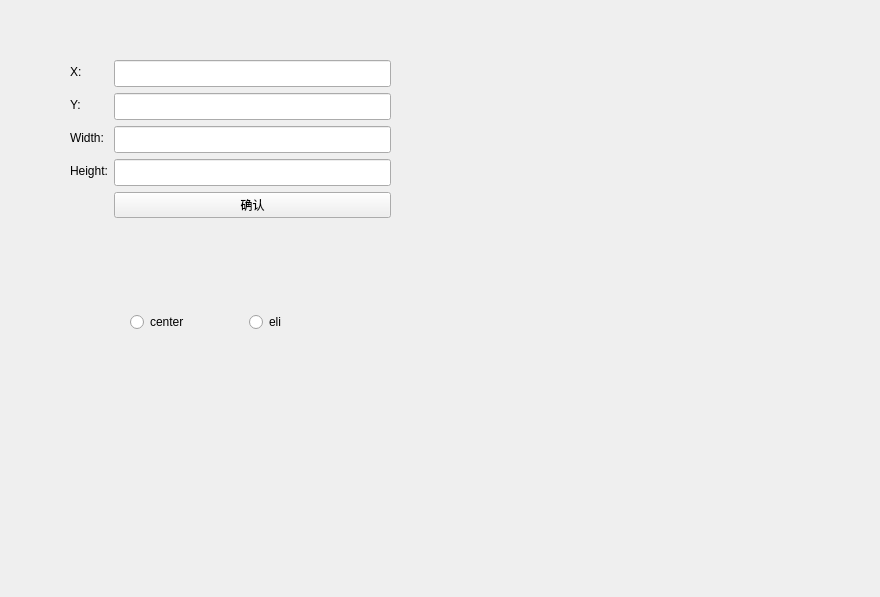
Above: app/choose_form.ui from GuoHR03/QT_EVENTMAMBA before the change. Below: the same form after it.
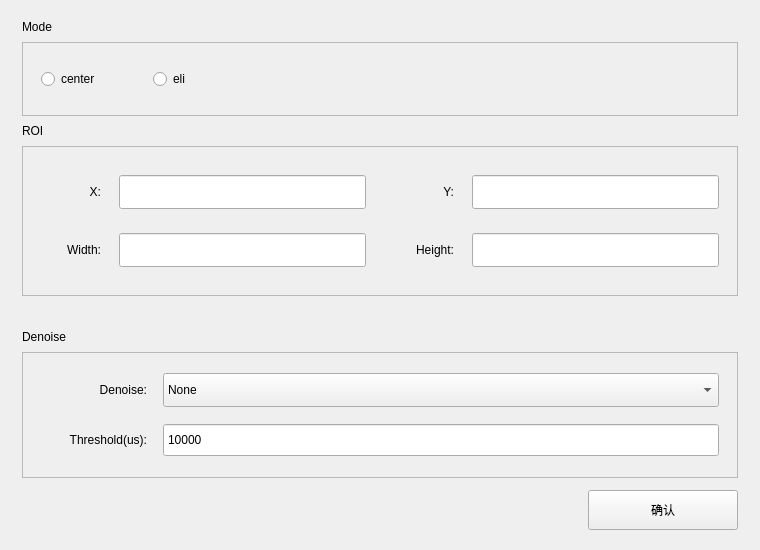
That is the form after the change.

Patch:
```diff
--- a/app/choose_form.ui
+++ b/app/choose_form.ui
@@ -6,126 +6,458 @@
    <rect>
     <x>0</x>
     <y>0</y>
-    <width>880</width>
-    <height>597</height>
+    <width>760</width>
+    <height>550</height>
    </rect>
   </property>
+  <property name="minimumSize">
+   <size>
+    <width>660</width>
+    <height>510</height>
+   </size>
+  </property>
   <property name="windowTitle">
    <string>选择窗口</string>
   </property>
-  <widget class="QWidget" name="layoutWidget">
-   <property name="geometry">
-    <rect>
-     <x>70</x>
-     <y>60</y>
-     <width>321</width>
-     <height>158</height>
-    </rect>
+  <layout class="QVBoxLayout" name="choose_main_layout">
+   <property name="leftMargin">
+    <number>22</number>
    </property>
-   <layout class="QFormLayout" name="formLayout">
-    <item row="0" column="0">
-     <widget class="QLabel" name="X_label">
-      <property name="text">
-       <string>X:</string>
+   <property name="topMargin">
+    <number>20</number>
+   </property>
+   <property name="rightMargin">
+    <number>22</number>
+   </property>
+   <property name="bottomMargin">
+    <number>20</number>
+   </property>
+   <property name="spacing">
+    <number>8</number>
+   </property>
+   <item>
+    <widget class="QLabel" name="mode_title_label">
+     <property name="text">
+      <string>Mode</string>
+     </property>
+    </widget>
+   </item>
+   <item>
+    <widget class="QFrame" name="mode_card_frame">
+     <property name="minimumSize">
+      <size>
+       <width>0</width>
+       <height>74</height>
+      </size>
+     </property>
+     <property name="frameShape">
+      <enum>QFrame::Shape::StyledPanel</enum>
+     </property>
+     <layout class="QHBoxLayout" name="mode_layout">
+      <property name="leftMargin">
+       <number>18</number>
       </property>
-     </widget>
-    </item>
-    <item row="0" column="1">
-     <widget class="QLineEdit" name="X_edit">
-      <property name="sizePolicy">
-       <sizepolicy hsizetype="Expanding" vsizetype="Expanding">
-        <horstretch>0</horstretch>
-        <verstretch>0</verstretch>
-       </sizepolicy>
+      <property name="topMargin">
+       <number>14</number>
       </property>
-     </widget>
-    </item>
-    <item row="1" column="0">
-     <widget class="QLabel" name="Y_label">
-      <property name="text">
-       <string>Y:</string>
+      <property name="rightMargin">
+       <number>18</number>
       </property>
-     </widget>
-    </item>
-    <item row="1" column="1">
-     <widget class="QLineEdit" name="Y_edit">
-      <property name="sizePolicy">
-       <sizepolicy hsizetype="Expanding" vsizetype="Expanding">
-        <horstretch>0</horstretch>
-        <verstretch>0</verstretch>
-       </sizepolicy>
+      <property name="bottomMargin">
+       <number>14</number>
       </property>
-     </widget>
-    </item>
-    <item row="2" column="0">
-     <widget class="QLabel" name="Width_label">
-      <property name="text">
-       <string>Width:</string>
+      <property name="spacing">
+       <number>18</number>
       </property>
-     </widget>
-    </item>
-    <item row="2" column="1">
-     <widget class="QLineEdit" name="Width_edit">
-      <property name="sizePolicy">
-       <sizepolicy hsizetype="Expanding" vsizetype="Expanding">
-        <horstretch>0</horstretch>
-        <verstretch>0</verstretch>
-       </sizepolicy>
+      <item>
+       <widget class="QRadioButton" name="center_radioButton">
+        <property name="minimumSize">
+         <size>
+          <width>94</width>
+          <height>34</height>
+         </size>
+        </property>
+        <property name="text">
+         <string>center</string>
+        </property>
+       </widget>
+      </item>
+      <item>
+       <widget class="QRadioButton" name="eli_radioButton">
+        <property name="minimumSize">
+         <size>
+          <width>74</width>
+          <height>34</height>
+         </size>
+        </property>
+        <property name="text">
+         <string>eli</string>
+        </property>
+       </widget>
+      </item>
+      <item>
+       <spacer name="mode_horizontal_spacer">
+        <property name="orientation">
+         <enum>Qt::Orientation::Horizontal</enum>
+        </property>
+        <property name="sizeHint" stdset="0">
+         <size>
+          <width>40</width>
+          <height>20</height>
+         </size>
+        </property>
+       </spacer>
+      </item>
+     </layout>
+    </widget>
+   </item>
+   <item>
+    <widget class="QLabel" name="roi_title_label">
+     <property name="text">
+      <string>ROI</string>
+     </property>
+    </widget>
+   </item>
+   <item>
+    <widget class="QFrame" name="roi_card_frame">
+     <property name="minimumSize">
+      <size>
+       <width>0</width>
+       <height>150</height>
+      </size>
+     </property>
+     <property name="frameShape">
+      <enum>QFrame::Shape::StyledPanel</enum>
+     </property>
+     <layout class="QGridLayout" name="roi_grid_layout">
+      <property name="leftMargin">
+       <number>18</number>
       </property>
-     </widget>
-    </item>
-    <item row="3" column="0">
-     <widget class="QLabel" name="Height_label">
-      <property name="text">
-       <string>Height:</string>
+      <property name="topMargin">
+       <number>18</number>
       </property>
-     </widget>
-    </item>
-    <item row="3" column="1">
-     <widget class="QLineEdit" name="Height_edit">
-      <property name="sizePolicy">
-       <sizepolicy hsizetype="Expanding" vsizetype="Expanding">
-        <horstretch>0</horstretch>
-        <verstretch>0</verstretch>
-       </sizepolicy>
+      <property name="rightMargin">
+       <number>18</number>
       </property>
-     </widget>
-    </item>
-    <item row="4" column="1">
-     <widget class="QPushButton" name="select_roi_button">
-      <property name="text">
-       <string>确认</string>
+      <property name="bottomMargin">
+       <number>18</number>
       </property>
-     </widget>
-    </item>
-   </layout>
-  </widget>
-  <widget class="QWidget" name="">
-   <property name="geometry">
-    <rect>
-     <x>130</x>
-     <y>310</y>
-     <width>231</width>
-     <height>25</height>
-    </rect>
-   </property>
-   <layout class="QHBoxLayout" name="horizontalLayout">
-    <item>
-     <widget class="QRadioButton" name="center_radioButton">
-      <property name="text">
-       <string>center</string>
+      <property name="horizontalSpacing">
+       <number>18</number>
       </property>
-     </widget>
-    </item>
-    <item>
-     <widget class="QRadioButton" name="eli_radioButton">
-      <property name="text">
-       <string>eli</string>
+      <property name="verticalSpacing">
+       <number>14</number>
       </property>
-     </widget>
-    </item>
-   </layout>
-  </widget>
+      <item row="0" column="0">
+       <widget class="QLabel" name="X_label">
+        <property name="minimumSize">
+         <size>
+          <width>60</width>
+          <height>32</height>
+         </size>
+        </property>
+        <property name="text">
+         <string>X:</string>
+        </property>
+        <property name="alignment">
+         <set>Qt::AlignmentFlag::AlignRight|Qt::AlignmentFlag::AlignTrailing|Qt::AlignmentFlag::AlignVCenter</set>
+        </property>
+       </widget>
+      </item>
+      <item row="0" column="1">
+       <widget class="QLineEdit" name="X_edit">
+        <property name="minimumSize">
+         <size>
+          <width>180</width>
+          <height>34</height>
+         </size>
+        </property>
+       </widget>
+      </item>
+      <item row="0" column="2">
+       <widget class="QLabel" name="Y_label">
+        <property name="minimumSize">
+         <size>
+          <width>70</width>
+          <height>32</height>
+         </size>
+        </property>
+        <property name="text">
+         <string>Y:</string>
+        </property>
+        <property name="alignment">
+         <set>Qt::AlignmentFlag::AlignRight|Qt::AlignmentFlag::AlignTrailing|Qt::AlignmentFlag::AlignVCenter</set>
+        </property>
+       </widget>
+      </item>
+      <item row="0" column="3">
+       <widget class="QLineEdit" name="Y_edit">
+        <property name="minimumSize">
+         <size>
+          <width>180</width>
+          <height>34</height>
+         </size>
+        </property>
+       </widget>
+      </item>
+      <item row="1" column="0">
+       <widget class="QLabel" name="Width_label">
+        <property name="minimumSize">
+         <size>
+          <width>60</width>
+          <height>32</height>
+         </size>
+        </property>
+        <property name="text">
+         <string>Width:</string>
+        </property>
+        <property name="alignment">
+         <set>Qt::AlignmentFlag::AlignRight|Qt::AlignmentFlag::AlignTrailing|Qt::AlignmentFlag::AlignVCenter</set>
+        </property>
+       </widget>
+      </item>
+      <item row="1" column="1">
+       <widget class="QLineEdit" name="Width_edit">
+        <property name="minimumSize">
+         <size>
+          <width>180</width>
+          <height>34</height>
+         </size>
+        </property>
+       </widget>
+      </item>
+      <item row="1" column="2">
+       <widget class="QLabel" name="Height_label">
+        <property name="minimumSize">
+         <size>
+          <width>70</width>
+          <height>32</height>
+         </size>
+        </property>
+        <property name="text">
+         <string>Height:</string>
+        </property>
+        <property name="alignment">
+         <set>Qt::AlignmentFlag::AlignRight|Qt::AlignmentFlag::AlignTrailing|Qt::AlignmentFlag::AlignVCenter</set>
+        </property>
+       </widget>
+      </item>
+      <item row="1" column="3">
+       <widget class="QLineEdit" name="Height_edit">
+        <property name="minimumSize">
+         <size>
+          <width>180</width>
+          <height>34</height>
+         </size>
+        </property>
+       </widget>
+      </item>
+     </layout>
+    </widget>
+   </item>
+   <item>
+    <spacer name="denoise_title_top_spacer">
+     <property name="orientation">
+      <enum>Qt::Orientation::Vertical</enum>
+     </property>
+     <property name="sizeType">
+      <enum>QSizePolicy::Policy::Fixed</enum>
+     </property>
+     <property name="sizeHint" stdset="0">
+      <size>
+       <width>20</width>
+       <height>10</height>
+      </size>
+     </property>
+    </spacer>
+   </item>
+   <item>
+    <widget class="QLabel" name="denoise_title_label">
+     <property name="minimumSize">
+      <size>
+       <width>0</width>
+       <height>30</height>
+      </size>
+     </property>
+     <property name="text">
+      <string>Denoise</string>
+     </property>
+     <property name="alignment">
+      <set>Qt::AlignmentFlag::AlignBottom|Qt::AlignmentFlag::AlignLeading|Qt::AlignmentFlag::AlignLeft</set>
+     </property>
+    </widget>
+   </item>
+   <item>
+    <widget class="QFrame" name="noise_filter_widget">
+     <property name="minimumSize">
+      <size>
+       <width>0</width>
+       <height>126</height>
+      </size>
+     </property>
+     <property name="frameShape">
+      <enum>QFrame::Shape::StyledPanel</enum>
+     </property>
+      <layout class="QGridLayout" name="noise_filter_formLayout">
+      <property name="leftMargin">
+       <number>18</number>
+      </property>
+      <property name="topMargin">
+       <number>18</number>
+      </property>
+      <property name="rightMargin">
+       <number>18</number>
+      </property>
+      <property name="bottomMargin">
+       <number>18</number>
+      </property>
+      <property name="horizontalSpacing">
+       <number>16</number>
+      </property>
+      <property name="verticalSpacing">
+       <number>14</number>
+      </property>
+      <item row="0" column="0">
+       <widget class="QLabel" name="noise_filter_label">
+        <property name="minimumSize">
+         <size>
+          <width>106</width>
+          <height>32</height>
+         </size>
+        </property>
+        <property name="alignment">
+         <set>Qt::AlignmentFlag::AlignRight|Qt::AlignmentFlag::AlignTrailing|Qt::AlignmentFlag::AlignVCenter</set>
+        </property>
+        <property name="text">
+         <string>Denoise:</string>
+        </property>
+       </widget>
+      </item>
+      <item row="0" column="1">
+       <widget class="QComboBox" name="noise_filter_combo_box">
+        <property name="minimumSize">
+         <size>
+          <width>0</width>
+          <height>34</height>
+         </size>
+        </property>
+        <property name="sizePolicy">
+         <sizepolicy hsizetype="Expanding" vsizetype="Fixed">
+          <horstretch>1</horstretch>
+          <verstretch>0</verstretch>
+         </sizepolicy>
+        </property>
+        <item>
+         <property name="text">
+          <string>None</string>
+         </property>
+        </item>
+        <item>
+         <property name="text">
+          <string>Activity</string>
+         </property>
+        </item>
+        <item>
+         <property name="text">
+          <string>Trail</string>
+         </property>
+        </item>
+        <item>
+         <property name="text">
+          <string>STC</string>
+         </property>
+        </item>
+        <item>
+         <property name="text">
+          <string>AntiFlicker</string>
+         </property>
+        </item>
+       </widget>
+      </item>
+      <item row="1" column="0">
+       <widget class="QLabel" name="noise_threshold_label">
+        <property name="minimumSize">
+         <size>
+          <width>106</width>
+          <height>32</height>
+         </size>
+        </property>
+        <property name="alignment">
+         <set>Qt::AlignmentFlag::AlignRight|Qt::AlignmentFlag::AlignTrailing|Qt::AlignmentFlag::AlignVCenter</set>
+        </property>
+        <property name="text">
+         <string>Threshold(us):</string>
+        </property>
+       </widget>
+      </item>
+      <item row="1" column="1">
+       <widget class="QSpinBox" name="noise_threshold_spin_box">
+        <property name="minimumSize">
+         <size>
+          <width>0</width>
+          <height>34</height>
+         </size>
+        </property>
+        <property name="sizePolicy">
+         <sizepolicy hsizetype="Expanding" vsizetype="Fixed">
+          <horstretch>1</horstretch>
+          <verstretch>0</verstretch>
+         </sizepolicy>
+        </property>
+        <property name="buttonSymbols">
+         <enum>QAbstractSpinBox::ButtonSymbols::NoButtons</enum>
+        </property>
+        <property name="minimum">
+         <number>1</number>
+        </property>
+        <property name="maximum">
+         <number>1000000</number>
+        </property>
+        <property name="singleStep">
+         <number>1000</number>
+        </property>
+        <property name="value">
+         <number>10000</number>
+        </property>
+       </widget>
+      </item>
+     </layout>
+    </widget>
+   </item>
+   <item>
+    <layout class="QHBoxLayout" name="button_layout">
+     <property name="topMargin">
+      <number>4</number>
+     </property>
+     <item>
+      <spacer name="button_horizontal_spacer">
+       <property name="orientation">
+        <enum>Qt::Orientation::Horizontal</enum>
+       </property>
+       <property name="sizeHint" stdset="0">
+        <size>
+         <width>40</width>
+         <height>20</height>
+        </size>
+       </property>
+      </spacer>
+     </item>
+     <item>
+      <widget class="QPushButton" name="select_roi_button">
+       <property name="minimumSize">
+        <size>
+         <width>150</width>
+         <height>40</height>
+        </size>
+       </property>
+       <property name="text">
+        <string>确认</string>
+       </property>
+      </widget>
+     </item>
+    </layout>
+   </item>
+  </layout>
  </widget>
  <resources/>
  <connections/>
```
